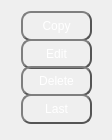
Above: src/qt/rapids/forms/tooltipmenu.ui from MotoAcidic/Rapids before the change. Below: the same form after it.
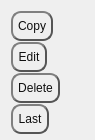
That is the form after the change.

```diff
--- a/src/qt/rapids/forms/tooltipmenu.ui
+++ b/src/qt/rapids/forms/tooltipmenu.ui
@@ -6,7 +6,7 @@
    <rect>
     <x>0</x>
     <y>0</y>
-    <width>112</width>
+    <width>95</width>
     <height>140</height>
    </rect>
   </property>
@@ -25,18 +25,9 @@
   <property name="windowTitle">
    <string>Form</string>
   </property>
-  <layout class="QVBoxLayout" name="verticalLayout">
-   <item>
-    <widget class="QWidget" name="container" native="true">
+  <layout class="QFormLayout" name="formLayout">
+   <item row="0" column="0">
      <widget class="QPushButton" name="btnCopy">
-      <property name="geometry">
-       <rect>
-        <x>10</x>
-        <y>0</y>
-        <width>71</width>
-        <height>30</height>
-       </rect>
-      </property>
       <property name="sizePolicy">
        <sizepolicy hsizetype="Maximum" vsizetype="Fixed">
         <horstretch>0</horstretch>
@@ -60,13 +51,13 @@
       </property>
       <property name="styleSheet">
        <string notr="true">QPushButton {
-color: #fff;
+color: #0F0F0F;
 border: 2px solid #555;
 border-radius: 10px;
 border-style: outset;
 background: qradialgradient(
 cx: 0.3, cy: -0.4, fx: 0.3, fy: -0.4,
-radius: 1.35, stop: 0 #FF5533, stop: 1 #FF5533
+radius: 1.35, stop: 0 #d1d5db, stop: 1 #d1d5db
 );
 padding: 5px;
 }
@@ -82,15 +73,9 @@
        <string>Copy</string>
       </property>
      </widget>
+   </item>
+   <item row="1" column="0">
      <widget class="QPushButton" name="btnEdit">
-      <property name="geometry">
-       <rect>
-        <x>10</x>
-        <y>28</y>
-        <width>71</width>
-        <height>30</height>
-       </rect>
-      </property>
       <property name="sizePolicy">
        <sizepolicy hsizetype="Maximum" vsizetype="Fixed">
         <horstretch>0</horstretch>
@@ -114,13 +99,13 @@
       </property>
       <property name="styleSheet">
        <string notr="true">QPushButton {
-color: #fff;
+color: #0F0F0F;
 border: 2px solid #555;
 border-radius: 10px;
 border-style: outset;
 background: qradialgradient(
 cx: 0.3, cy: -0.4, fx: 0.3, fy: -0.4,
-radius: 1.35, stop: 0 #FF5533, stop: 1 #FF5533
+radius: 1.35, stop: 0 #d1d5db, stop: 1 #d1d5db
 );
 padding: 5px;
 }
@@ -136,15 +121,9 @@
        <string>Edit</string>
       </property>
      </widget>
+   </item>
+   <item row="2" column="0">
      <widget class="QPushButton" name="btnDelete">
-      <property name="geometry">
-       <rect>
-        <x>10</x>
-        <y>55</y>
-        <width>71</width>
-        <height>30</height>
-       </rect>
-      </property>
       <property name="sizePolicy">
        <sizepolicy hsizetype="Maximum" vsizetype="Fixed">
         <horstretch>0</horstretch>
@@ -168,13 +147,13 @@
       </property>
       <property name="styleSheet">
        <string notr="true">QPushButton {
-color: #fff;
+color: #0F0F0F;
 border: 2px solid #555;
 border-radius: 10px;
 border-style: outset;
 background: qradialgradient(
 cx: 0.3, cy: -0.4, fx: 0.3, fy: -0.4,
-radius: 1.35, stop: 0 #FF5533, stop: 1 #FF5533
+radius: 1.35, stop: 0 #d1d5db, stop: 1 #d1d5db
 );
 padding: 5px;
 }
@@ -190,15 +169,9 @@
        <string>Delete</string>
       </property>
      </widget>
+   </item>
+   <item row="3" column="0">
      <widget class="QPushButton" name="btnLast">
-      <property name="geometry">
-       <rect>
-        <x>10</x>
-        <y>83</y>
-        <width>71</width>
-        <height>30</height>
-       </rect>
-      </property>
       <property name="sizePolicy">
        <sizepolicy hsizetype="Maximum" vsizetype="Fixed">
         <horstretch>0</horstretch>
@@ -222,13 +195,13 @@
       </property>
       <property name="styleSheet">
        <string notr="true">QPushButton {
-color: #fff;
+color: #0F0F0F;
 border: 2px solid #555;
 border-radius: 10px;
 border-style: outset;
 background: qradialgradient(
 cx: 0.3, cy: -0.4, fx: 0.3, fy: -0.4,
-radius: 1.35, stop: 0 #FF5533, stop: 1 #FF5533
+radius: 1.35, stop: 0 #d1d5db, stop: 1 #d1d5db
 );
 padding: 5px;
 }
@@ -243,7 +216,6 @@
       <property name="text">
        <string>Last</string>
       </property>
-     </widget>
     </widget>
    </item>
   </layout>
```
Left out of the diff: 8 changed lines with no effect on the pictures. Lines whose indentation alone changed are shown as unchanged.
